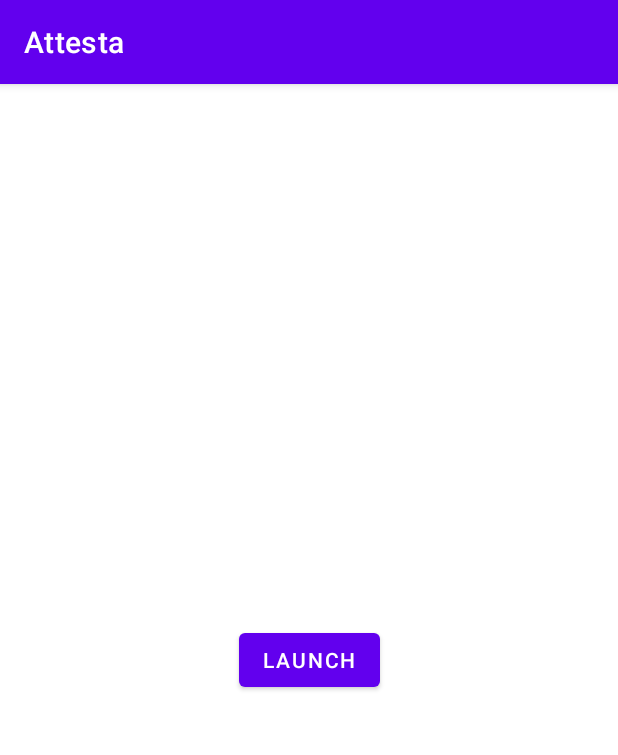
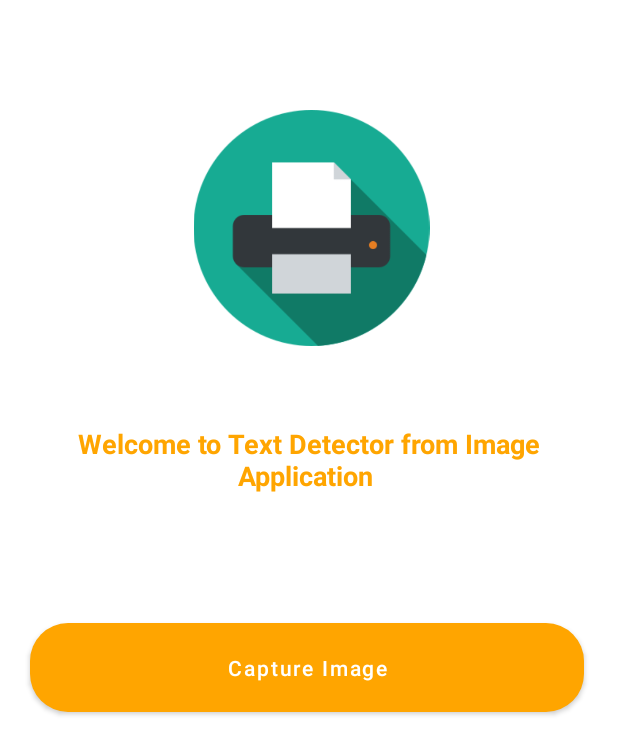
Before and after one commit to vishalpatil0/ATTESTA, an Android app: the screen it shows after launch (MainActivity), on a phone screen of 412 x 824 dp. Shown: the top 755 px of the screen. Run offline under Robolectric (Android 15) with nearby library versions, the phone set to English and light mode, and no system bars.

Commit message:
Completed half part of the geeksforgeeks video.

```diff
--- a/app/build.gradle
+++ b/app/build.gradle
@@ -1,5 +1,6 @@
 plugins {
     id 'com.android.application'
+    id 'com.google.gms.google-services'
 }
 
 android {
@@ -33,6 +34,8 @@ dependencies {
     implementation 'androidx.appcompat:appcompat:1.3.1'
     implementation 'com.google.android.material:material:1.4.0'
     implementation 'androidx.constraintlayout:constraintlayout:2.1.1'
+    implementation 'com.google.firebase:firebase-core:19.0.0'
+    implementation 'com.google.android.gms:play-services-mlkit-text-recognition:16.2.0'
     testImplementation 'junit:junit:4.+'
     androidTestImplementation 'androidx.test.ext:junit:1.1.3'
     androidTestImplementation 'androidx.test.espresso:espresso-core:3.4.0'
--- a/app/src/main/AndroidManifest.xml
+++ b/app/src/main/AndroidManifest.xml
@@ -2,13 +2,17 @@
 <manifest xmlns:android="http://schemas.android.com/apk/res/android"
     package="com.example.attesta">
 
+    <uses-permission android:name="android.permission.CAMERA" />
+    <uses-permission android:name="android.permission.INTERNET" />
+
     <application
         android:allowBackup="true"
-        android:icon="@mipmap/ic_launcher"
+        android:icon="@drawable/scanner"
         android:label="@string/app_name"
-        android:roundIcon="@mipmap/ic_launcher_round"
+        android:roundIcon="@drawable/scanner"
         android:supportsRtl="true"
         android:theme="@style/Theme.Attesta">
+        <activity android:name=".ScannerActitivity"></activity>
         <activity android:name=".MainActivity">
             <intent-filter>
                 <action android:name="android.intent.action.MAIN" />
--- a/app/src/main/java/com/example/attesta/MainActivity.java
+++ b/app/src/main/java/com/example/attesta/MainActivity.java
@@ -2,13 +2,28 @@ package com.example.attesta;
 
 import androidx.appcompat.app.AppCompatActivity;
 
+import android.content.Intent;
 import android.os.Bundle;
+import android.view.View;
+import android.widget.Button;
+
+import java.util.Scanner;
 
 public class MainActivity extends AppCompatActivity {
 
+    private Button captureBtn;
     @Override
     protected void onCreate(Bundle savedInstanceState) {
         super.onCreate(savedInstanceState);
         setContentView(R.layout.activity_main);
+        captureBtn=findViewById(R.id.idBtnCapture);
+        captureBtn.setOnClickListener(new View.OnClickListener() {
+            @Override
+            public void onClick(View v) {
+                Intent i=new Intent(MainActivity.this, ScannerActitivity.class);
+                startActivity(i);
+
+            }
+        });
     }
 }
--- /dev/null
+++ b/app/src/main/java/com/example/attesta/ScannerActitivity.java
@@ -0,0 +1,14 @@
+package com.example.attesta;
+
+import androidx.appcompat.app.AppCompatActivity;
+
+import android.os.Bundle;
+
+public class ScannerActitivity extends AppCompatActivity {
+
+    @Override
+    protected void onCreate(Bundle savedInstanceState) {
+        super.onCreate(savedInstanceState);
+        setContentView(R.layout.activity_scanner_actitivity);
+    }
+}
--- /dev/null
+++ b/app/src/main/res/drawable/button_back.xml
@@ -0,0 +1,6 @@
+<?xml version="1.0" encoding="utf-8"?>
+<shape android:shape="rectangle" xmlns:android="http://schemas.android.com/apk/res/android">
+
+    <solid android:color="@color/yellow"/>
+    <corners android:radius="25dp"/>
+</shape>
--- a/app/src/main/res/layout/activity_main.xml
+++ b/app/src/main/res/layout/activity_main.xml
@@ -1,18 +1,52 @@
 <?xml version="1.0" encoding="utf-8"?>
-<androidx.constraintlayout.widget.ConstraintLayout xmlns:android="http://schemas.android.com/apk/res/android"
+<RelativeLayout xmlns:android="http://schemas.android.com/apk/res/android"
     xmlns:app="http://schemas.android.com/apk/res-auto"
     xmlns:tools="http://schemas.android.com/tools"
     android:layout_width="match_parent"
     android:layout_height="match_parent"
     tools:context=".MainActivity">
 
+    <ImageView
+        android:id="@+id/idIVLogo"
+        android:layout_width="192dp"
+        android:layout_height="157dp"
+        android:layout_alignParentStart="true"
+        android:layout_alignParentTop="true"
+        android:layout_alignParentEnd="true"
+        android:layout_marginStart="111dp"
+        android:layout_marginTop="73dp"
+        android:layout_marginEnd="108dp"
+        android:src="@drawable/scanner" />
+
+    <TextView
+        android:id="@+id/idTVHead"
+        android:layout_width="353dp"
+        android:layout_height="71dp"
+        android:layout_below="@id/idIVLogo"
+        android:layout_centerHorizontal="true"
+        android:layout_marginStart="20dp"
+        android:layout_marginTop="40dp"
+        android:layout_marginEnd="20dp"
+        android:layout_marginBottom="10dp"
+        android:gravity="center"
+        android:text="Welcome to Text Detector from Image Application "
+        android:textAlignment="center"
+        android:textColor="@color/yellow"
+        android:textSize="18sp"
+        android:textStyle="bold" />
+
     <Button
-        android:id="@+id/button"
-        android:layout_width="wrap_content"
-        android:layout_height="wrap_content"
-        android:text="Launch"
-        app:layout_constraintBottom_toBottomOf="parent"
-        app:layout_constraintEnd_toEndOf="parent"
-        app:layout_constraintStart_toStartOf="parent"
-        app:layout_constraintTop_toTopOf="parent" />
-</androidx.constraintlayout.widget.ConstraintLayout>
+        android:id="@+id/idBtnCapture"
+        android:layout_width="369dp"
+        android:layout_height="59dp"
+        android:layout_below="@id/idTVHead"
+        android:layout_marginStart="20dp"
+        android:layout_marginTop="63dp"
+        android:layout_marginEnd="20dp"
+        android:background="@drawable/button_back"
+        android:text="Capture Image"
+        android:textAllCaps="false"
+        app:backgroundTint="@color/yellow" />
+
+
+</RelativeLayout>
--- /dev/null
+++ b/app/src/main/res/layout/activity_scanner_actitivity.xml
@@ -0,0 +1,9 @@
+<?xml version="1.0" encoding="utf-8"?>
+<androidx.constraintlayout.widget.ConstraintLayout xmlns:android="http://schemas.android.com/apk/res/android"
+    xmlns:app="http://schemas.android.com/apk/res-auto"
+    xmlns:tools="http://schemas.android.com/tools"
+    android:layout_width="match_parent"
+    android:layout_height="match_parent"
+    tools:context=".ScannerActitivity">
+
+</androidx.constraintlayout.widget.ConstraintLayout>
--- a/app/src/main/res/values/colors.xml
+++ b/app/src/main/res/values/colors.xml
@@ -2,9 +2,11 @@
 <resources>
     <color name="purple_200">#FFBB86FC</color>
     <color name="purple_500">#FF6200EE</color>
-    <color name="purple_700">#FF3700B3</color>
+    <color name="purple_700">#292D36</color>
     <color name="teal_200">#FF03DAC5</color>
     <color name="teal_700">#FF018786</color>
     <color name="black">#FF000000</color>
     <color name="white">#FFFFFFFF</color>
+    <color name="black_shade_1">#292D36</color>
+    <color name="yellow">#ffa500</color>
 </resources>
--- a/app/src/main/res/values/themes.xml
+++ b/app/src/main/res/values/themes.xml
@@ -1,6 +1,6 @@
 <resources xmlns:tools="http://schemas.android.com/tools">
     <!-- Base application theme. -->
-    <style name="Theme.Attesta" parent="Theme.MaterialComponents.DayNight.DarkActionBar">
+    <style name="Theme.Attesta" parent="Theme.MaterialComponents.DayNight.NoActionBar">
         <!-- Primary brand color. -->
         <item name="colorPrimary">@color/purple_500</item>
         <item name="colorPrimaryVariant">@color/purple_700</item>
--- a/build.gradle
+++ b/build.gradle
@@ -6,6 +6,7 @@ buildscript {
     }
     dependencies {
         classpath "com.android.tools.build:gradle:4.2.1"
+        classpath 'com.google.gms:google-services:4.3.3'
 
         // NOTE: Do not place your application dependencies here; they belong
         // in the individual module build.gradle files
```
Also changed, not shown: app/src/main/res/drawable/scanner.png (added), 1 other file.
